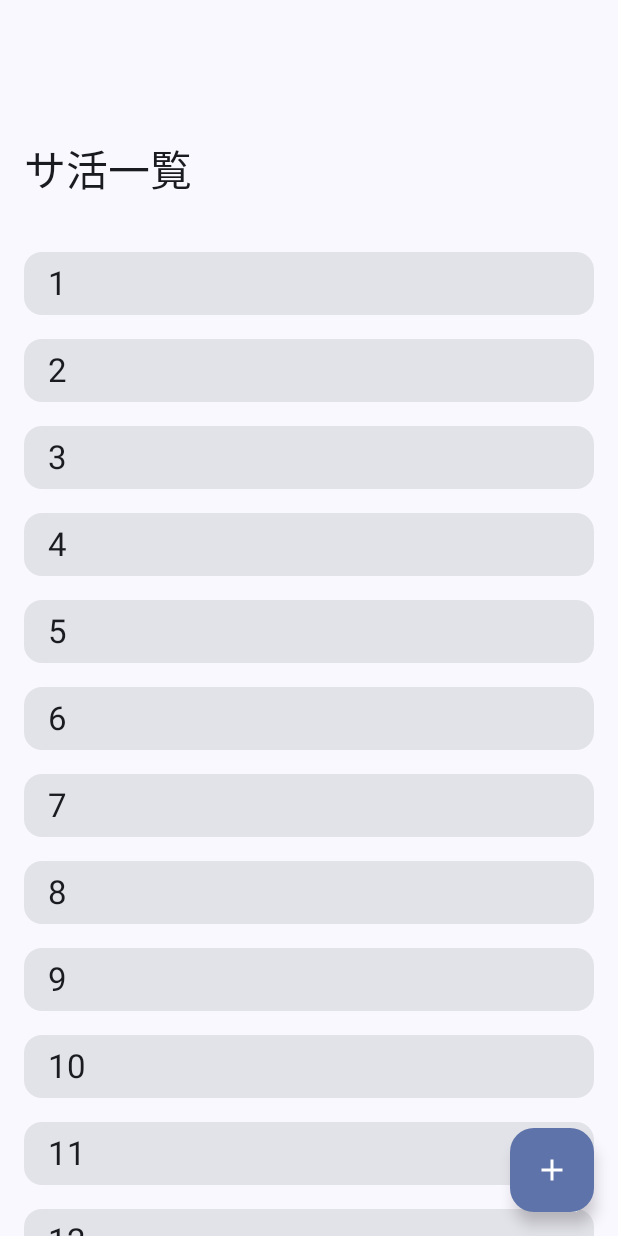
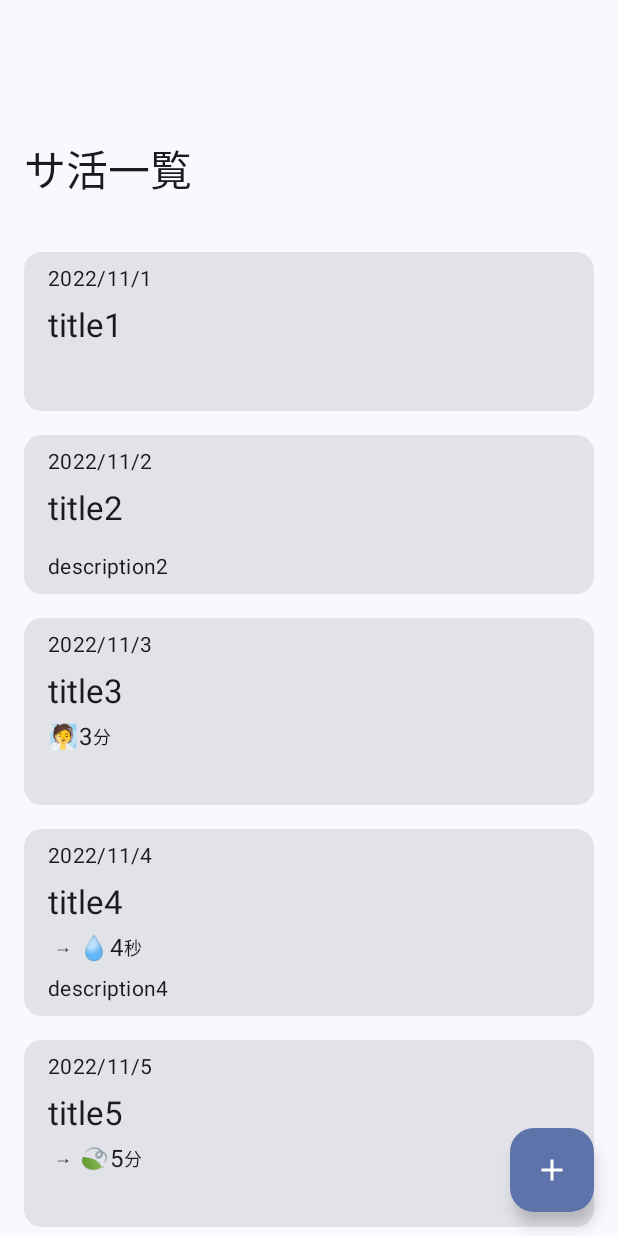
Before and after one commit to uhooi/Loki-Android, an Android app built with Jetpack Compose: the screen it shows after launch (MainActivity), on a phone screen of 412 x 824 dp. Run offline under Robolectric (Android 15) with nearby library versions, the phone set to English and light mode, and no system bars; our stand-ins replace Dagger/Hilt's generated code.

Commit message:
カードの内容が正しく表示できるようにした

```diff
--- a/app/src/main/java/com/theuhooi/totonoi/feature/sakatsu/sakatsu_list/SakatsuListItem.kt
+++ b/app/src/main/java/com/theuhooi/totonoi/feature/sakatsu/sakatsu_list/SakatsuListItem.kt
@@ -1,25 +1,96 @@
 package com.theuhooi.totonoi.feature.sakatsu.sakatsu_list
 
-import androidx.compose.foundation.layout.padding
+import androidx.compose.foundation.layout.*
 import androidx.compose.material3.Card
 import androidx.compose.material3.MaterialTheme
 import androidx.compose.material3.Text
 import androidx.compose.runtime.Composable
+import androidx.compose.ui.Alignment
 import androidx.compose.ui.Modifier
+import androidx.compose.ui.res.stringResource
 import androidx.compose.ui.unit.dp
+import com.theuhooi.totonoi.R
 
 @Composable
 fun SakatsuListItem(
     title: String,
-    modifier: Modifier = Modifier
+    dateText: String,
+    modifier: Modifier = Modifier,
+    description: String? = null,
+    saunaTimeText: String? = null,
+    coolBathTimeText: String? = null,
+    relaxationTimeText: String? = null
 ) {
 
     Card(modifier = modifier.padding(vertical = 8.dp)) {
         Text(
-            modifier = Modifier.padding(vertical = 8.dp, horizontal = 16.dp),
+            modifier = Modifier
+                .fillMaxWidth()
+                .padding(top = 8.dp, start = 16.dp, end = 16.dp),
+            text = dateText,
+            style = MaterialTheme.typography.bodyMedium
+        )
+        Text(
+            modifier = Modifier
+                .fillMaxWidth()
+                .padding(vertical = 8.dp, horizontal = 16.dp),
             text = title,
             style = MaterialTheme.typography.titleLarge
         )
+        Row(
+            modifier = Modifier
+                .fillMaxWidth()
+                .padding(horizontal = 16.dp)
+        ) {
+            if (saunaTimeText != null) {
+                Text(
+                    text = stringResource(id = R.string.emoji_sauna) + saunaTimeText,
+                    style = MaterialTheme.typography.bodyLarge
+                )
+                Text(
+                    modifier = Modifier.align(Alignment.Bottom),
+                    text = stringResource(id = R.string.timeunit_minute),
+                    style = MaterialTheme.typography.labelMedium
+                )
+            }
+            if (coolBathTimeText != null) {
+                ArrowText(modifier = Modifier.padding(horizontal = 4.dp))
+                Text(
+                    text = stringResource(id = R.string.emoji_cool_bath) + coolBathTimeText,
+                    style = MaterialTheme.typography.bodyLarge
+                )
+                Text(
+                    modifier = Modifier.align(Alignment.Bottom),
+                    text = stringResource(id = R.string.timeunit_second),
+                    style = MaterialTheme.typography.labelMedium
+                )
+            }
+            if (relaxationTimeText != null) {
+                ArrowText(modifier = Modifier.padding(horizontal = 4.dp))
+                Text(
+                    modifier = Modifier.align(Alignment.Bottom),
+                    text = stringResource(id = R.string.emoji_relaxation) + relaxationTimeText,
+                    style = MaterialTheme.typography.bodyLarge
+                )
+                Text(
+                    text = stringResource(id = R.string.timeunit_minute),
+                    style = MaterialTheme.typography.labelMedium
+                )
+            }
+        }
+        Text(
+            modifier = Modifier.padding(horizontal = 16.dp, vertical = 8.dp),
+            text = description.orEmpty(),
+            style = MaterialTheme.typography.bodyMedium
+        )
     }
+}
 
+@Composable
+private fun ArrowText(modifier: Modifier = Modifier) {
+    Text(
+        modifier = modifier,
+        text = stringResource(id = R.string.arrow_right),
+        style = MaterialTheme.typography.labelMedium
+    )
 }
--- a/app/src/main/java/com/theuhooi/totonoi/feature/sakatsu/sakatsu_list/SakatsuListSections.kt
+++ b/app/src/main/java/com/theuhooi/totonoi/feature/sakatsu/sakatsu_list/SakatsuListSections.kt
@@ -42,7 +42,15 @@ fun SakatsuListSections(
                 ),
             ) {
                 items(sakatsuListStatus.sakatsuList) {
-                    SakatsuListItem(modifier = Modifier.fillMaxWidth(), title = it)
+                    SakatsuListItem(
+                        modifier = Modifier.fillMaxWidth(),
+                        title = it.title,
+                        description = it.description,
+                        dateText = it.dateText,
+                        saunaTimeText = it.saunaTimeText,
+                        coolBathTimeText = it.coolBathTimeText,
+                        relaxationTimeText = it.relaxationTimeText
+                    )
                 }
             }
 
--- a/app/src/main/java/com/theuhooi/totonoi/feature/sakatsu/sakatsu_list/SakatsuListUiState.kt
+++ b/app/src/main/java/com/theuhooi/totonoi/feature/sakatsu/sakatsu_list/SakatsuListUiState.kt
@@ -10,11 +10,20 @@ data class SakatsuListUiState(
 
 sealed interface SakatsuListStatus {
     object Empty : SakatsuListStatus
-    data class Loaded(val sakatsuList: List<String>) : SakatsuListStatus
+    data class Loaded(val sakatsuList: List<SakatsuListItemUiState>) : SakatsuListStatus
     object Loading : SakatsuListStatus
     object Error : SakatsuListStatus // FIXME: エラーの種類をハンドリングする必要あり？
 }
 
+data class SakatsuListItemUiState(
+    val title: String,
+    val description: String? = null,
+    val dateText: String,
+    val saunaTimeText: String? = null,
+    val coolBathTimeText: String? = null,
+    val relaxationTimeText: String? = null
+)
+
 sealed interface SakatsuListError {
 
 }
--- a/app/src/main/java/com/theuhooi/totonoi/feature/sakatsu/sakatsu_list/SakatsuListViewModel.kt
+++ b/app/src/main/java/com/theuhooi/totonoi/feature/sakatsu/sakatsu_list/SakatsuListViewModel.kt
@@ -21,11 +21,18 @@ class SakatsuListViewModel @Inject constructor() : ViewModel() {
     init {
         viewModelScope.launch {
             delay(1000) // FIXME: 擬似的なIO処理
-            _uiState.update {
-                it.copy(
+            _uiState.update { currentState ->
+                currentState.copy(
                     data = SakatsuListStatus.Loaded(
                         sakatsuList = (1..100).map {
-                            it.toString()
+                            SakatsuListItemUiState(
+                                title = "title$it",
+                                description = if (it % 2 == 0) "description$it" else null,
+                                dateText = "2022/11/$it",
+                                saunaTimeText = if (it % 3 == 0) "$it" else null,
+                                coolBathTimeText = if (it % 4 == 0) "$it" else null,
+                                relaxationTimeText = if (it % 5 == 0) "$it" else null
+                            )
                         }
                     )
                 )
--- a/app/src/main/res/values/strings.xml
+++ b/app/src/main/res/values/strings.xml
@@ -6,7 +6,14 @@
 
     <!-- common -->
     <string name="error">エラー</string>
+    <string name="timeunit_second">秒</string>
+    <string name="timeunit_minute">分</string>
+    <string name="timeunit_hour">時間</string>
+    <string name="arrow_right">→</string>
 
     <!-- サ活一覧 -->
     <string name="sakatsu_list_empty_label">サ活を追加しよう！</string>
+    <string name="emoji_sauna">🧖</string>
+    <string name="emoji_cool_bath">💧</string>
+    <string name="emoji_relaxation">🍃</string>
 </resources>
```
